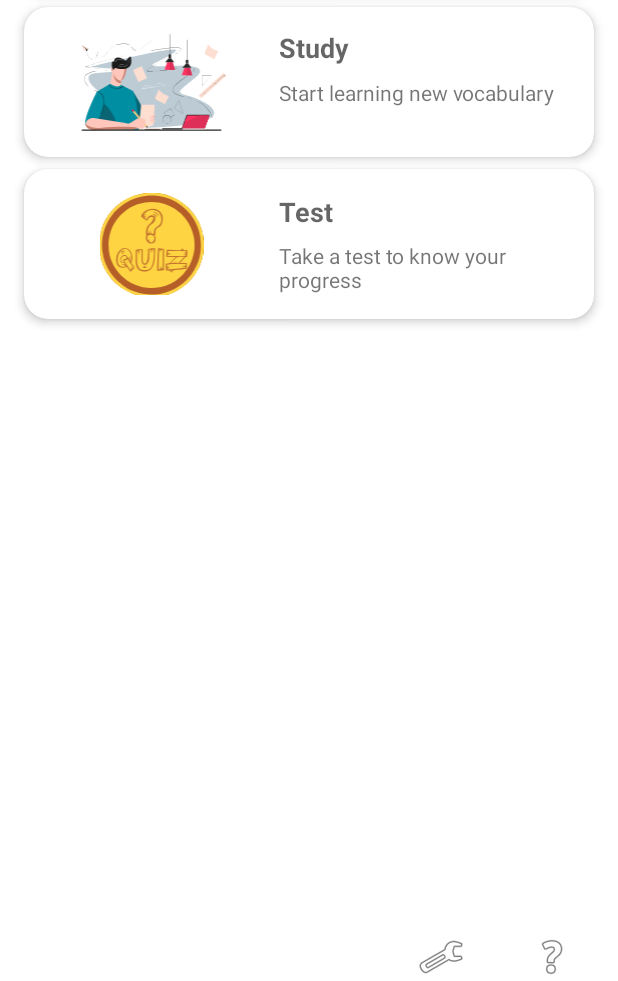
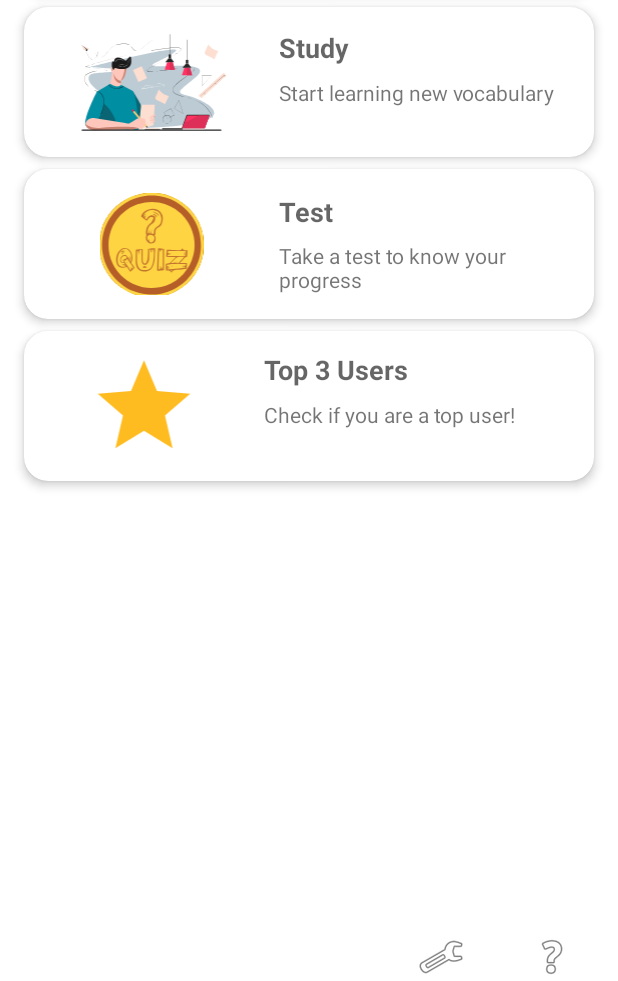
Before and after one commit to Pearl-Dsilva/AR_Learning, an Android app built with Jetpack Compose: the screen it shows after launch once a user with an empty profile is signed in (HomeActivity), on a phone screen of 412 x 824 dp, the part 255-1236 px from its top. Run offline under Robolectric (Android 15) with nearby library versions, the phone set to English and light mode, and no system bars; our stand-ins replace Firebase (no records; nobody signed in at launch, a user with empty details on screens opened directly); libraries missing offline, so code that uses them is left out: com.google.mlkit.nl; 1 statement that could not run was skipped.

Commit message:
added top users

```diff
--- a/app/src/main/res/drawable/home_study_avatar.xml
+++ b/app/src/main/res/drawable/home_study_avatar.xml
@@ -5,7 +5,7 @@
     android:viewportHeight="1200">
   <path
       android:pathData="M0,0h1600v1200h-1600z"
-      android:fillColor="#FFFFFF"/>
+      android:fillColor="#00FFFFFF"/>
   <path
       android:pathData="M243,457.1c0,0 872.1,-221.5 774.7,-140.7S710.7,451.7 860.2,451.2c149.5,-0.5 504.2,-34.8 343.9,100.4s-194,136.1 -60,172.4c134,36.3 551.8,235.5 -242.6,283.7C107.1,1056 436.7,891 436.7,891s184.9,-80.7 -36.8,-162.3C193,621.7 194.8,528.2 268.8,516.8C342.8,505.4 756.3,490.2 243,457.1z"
       android:fillColor="#BDCBD4"/>
--- /dev/null
+++ b/app/src/main/res/drawable/home_top_user_avatar.xml
@@ -0,0 +1,5 @@
+<vector xmlns:android="http://schemas.android.com/apk/res/android" android:height="24dp" android:tint="#FFBC21" android:viewportHeight="24" android:viewportWidth="24" android:width="24dp">
+
+    <path android:fillColor="@android:color/white" android:pathData="M12,17.27L18.18,21l-1.64,-7.03L22,9.24l-7.19,-0.61L12,2 9.19,8.63 2,9.24l5.46,4.73L5.82,21z"/>
+
+</vector>
--- a/app/src/main/res/layout/activity_home.xml
+++ b/app/src/main/res/layout/activity_home.xml
@@ -134,6 +134,7 @@
     </androidx.cardview.widget.CardView>
 
 <!--    TEST-->
+
     <androidx.cardview.widget.CardView
         android:id="@+id/cardTest"
         android:layout_width="0dp"
@@ -184,6 +185,62 @@
                 app:layout_constraintEnd_toEndOf="parent"
                 app:layout_constraintStart_toStartOf="@+id/textViewTestTitle"
                 app:layout_constraintTop_toBottomOf="@+id/textViewTestTitle" />
+        </androidx.constraintlayout.widget.ConstraintLayout>
+
+
+    </androidx.cardview.widget.CardView>
+
+    <androidx.cardview.widget.CardView
+        android:id="@+id/cardViewTopUsers"
+        android:layout_width="0dp"
+        android:layout_height="100dp"
+        android:layout_marginStart="16dp"
+        android:layout_marginTop="8dp"
+        android:layout_marginEnd="16dp"
+        app:cardCornerRadius="16dp"
+        app:cardElevation="4dp"
+        app:layout_constraintEnd_toEndOf="parent"
+        app:layout_constraintStart_toStartOf="parent"
+        app:layout_constraintTop_toBottomOf="@+id/cardTest">
+
+        <androidx.constraintlayout.widget.ConstraintLayout
+            android:layout_width="match_parent"
+            android:layout_height="wrap_content"
+            android:padding="16dp">
+
+            <ImageView
+                android:id="@+id/imageViewTopUsers"
+                android:layout_width="128dp"
+                android:layout_height="74dp"
+                android:contentDescription="@string/graphic_for_ar_camera"
+                android:src="@drawable/home_top_user_avatar"
+                app:layout_constraintBottom_toBottomOf="parent"
+                app:layout_constraintStart_toStartOf="parent"
+                app:layout_constraintTop_toTopOf="parent" />
+
+            <TextView
+                android:id="@+id/textViewTopUsersTitle"
+                android:layout_width="0dp"
+                android:layout_height="wrap_content"
+                android:layout_marginStart="16dp"
+                android:text="@string/top_3_users"
+                android:textAppearance="@style/TextAppearance.AppCompat.Medium"
+                android:textStyle="bold"
+                app:layout_constraintEnd_toEndOf="parent"
+                app:layout_constraintStart_toEndOf="@id/imageViewTopUsers"
+                app:layout_constraintTop_toTopOf="@id/imageViewTopUsers" />
+
+            <TextView
+                android:id="@+id/textViewTopUsersDescription"
+                android:layout_width="0dp"
+                android:layout_height="wrap_content"
+                android:layout_marginTop="8dp"
+                android:text="@string/check_if_you_are_a_top_user"
+                android:textAppearance="@style/TextAppearance.AppCompat.Small"
+                app:layout_constraintEnd_toEndOf="parent"
+                app:layout_constraintStart_toStartOf="@id/textViewTopUsersTitle"
+                app:layout_constraintTop_toBottomOf="@id/textViewTopUsersTitle" />
+
         </androidx.constraintlayout.widget.ConstraintLayout>
 
     </androidx.cardview.widget.CardView>
--- a/app/src/main/res/values/strings.xml
+++ b/app/src/main/res/values/strings.xml
@@ -26,7 +26,7 @@
     <string name="new_password">Password</string>
     <string name="confirm_new_password">Confirm Password</string>
     <string name="Change_password">Change Password</string>
-  <string name="help_text">Welcome to AR Learning App! Here you can learn how to navigate through the app and make the most of its features. If you have any questions, feel free to contact our support team.</string>
+    <string name="help_text">Welcome to FluentAR! Here you can learn how to navigate through the app and make the most of its features. If you have any questions, feel free to contact our support team.</string>
     <string name="login">Login</string>
     <string name="username">Username</string>
     <string name="email">Email</string>
@@ -70,5 +70,7 @@
     <string name="profile">Profile</string>
     <string name="delete_data">Delete Data</string>
     <string name="help">Help</string>
+    <string name="check_if_you_are_a_top_user">Check if you are a top user!</string>
+    <string name="top_3_users">Top 3 Users</string>
 
 </resources>
```
Also changed, not shown: app/src/main/java/com/sproj/arimagerecognizer/HomeActivity.java (+59 -40 lines), app/src/main/java/com/sproj/arimagerecognizer/QuizActivity.java (+13 -0 lines). Lines whose indentation alone changed are shown as unchanged.
